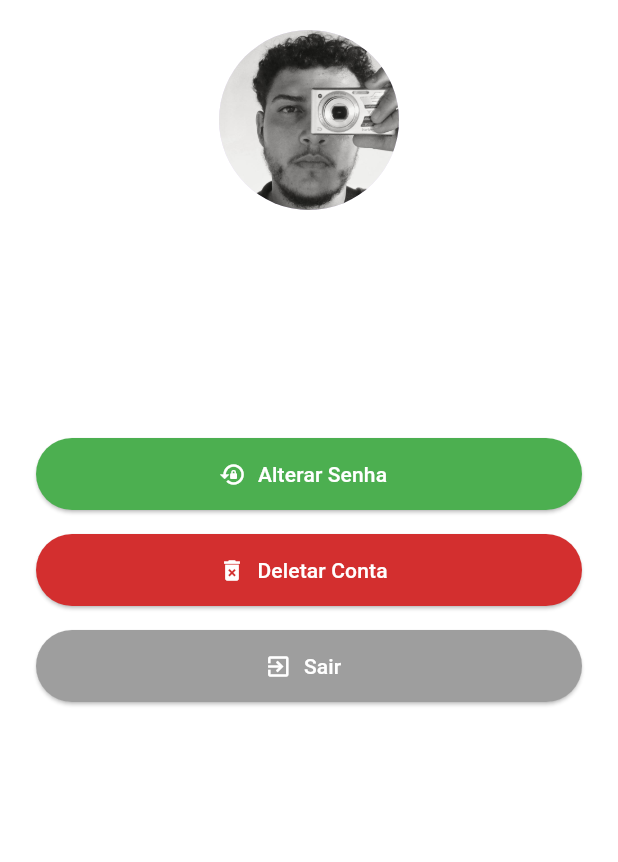
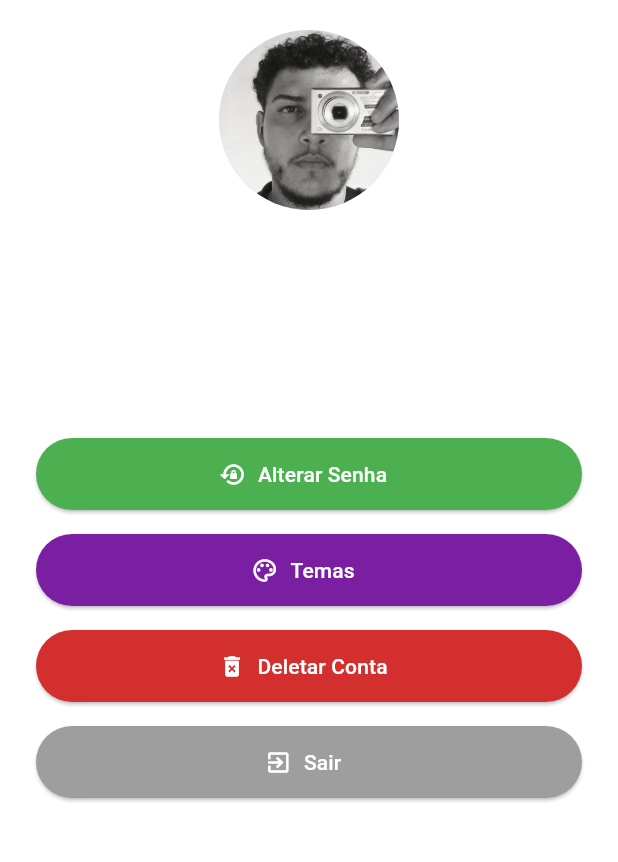
Before and after one commit to vitalik930613/Sports-venues-courts-app, a Flutter app: the ProfilePage screen opened directly, on a phone screen of 412 x 824 dp, the part 240-1102 px from its top. Run offline on Flutter 3.47's test engine with Material 3 defaults, Android fonts, the phone set to English and light mode, and no system bars; our stand-ins replace flutter_map, geolocator, latlong2, shared_preferences; accounts and stored records are empty.

Commit message:
Add button to change app theme

```diff
--- a/lib/view/profile_page.dart
+++ b/lib/view/profile_page.dart
@@ -3,6 +3,7 @@ import 'package:mobile/model/user.dart';
 import 'package:mobile/viewmodel/auth_viewmodel.dart';
 import 'package:mobile/view/login_page.dart';
 import 'package:mobile/view/change_password_page.dart';
+import 'package:mobile/view/themes_page.dart';
 
 class ProfilePage extends StatefulWidget {
   const ProfilePage({super.key});
@@ -178,6 +179,24 @@ class _ProfilePageState extends State<ProfilePage> {
             ),
             const SizedBox(height: 16),
             ElevatedButton.icon(
+              onPressed: () {
+                Navigator.push(
+                  context,
+                  MaterialPageRoute(builder: (_) => const ThemesPage()),
+                );
+              },
+              icon: const Icon(Icons.palette_outlined),
+              label: const Text('Temas'),
+              style: ElevatedButton.styleFrom(
+                backgroundColor: const Color(0xFF7B1FA2),
+                foregroundColor: Colors.white,
+                minimumSize: const Size(double.infinity, 48),
+              ),
+            ),
+
+
+            const SizedBox(height: 16),
+            ElevatedButton.icon(
               onPressed: _confirmDeleteAccount,
               icon: const Icon(Icons.delete_forever),
               label: const Text('Deletar Conta'),
```
